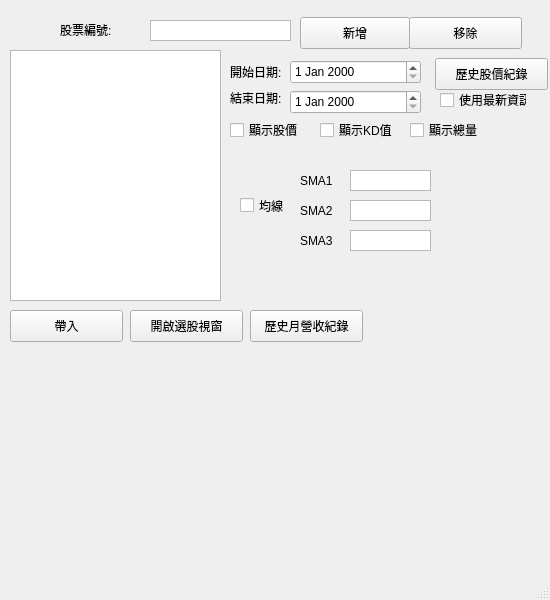
Old version of the form UI_main.ui in the repository bjioljlo/StockHistory.
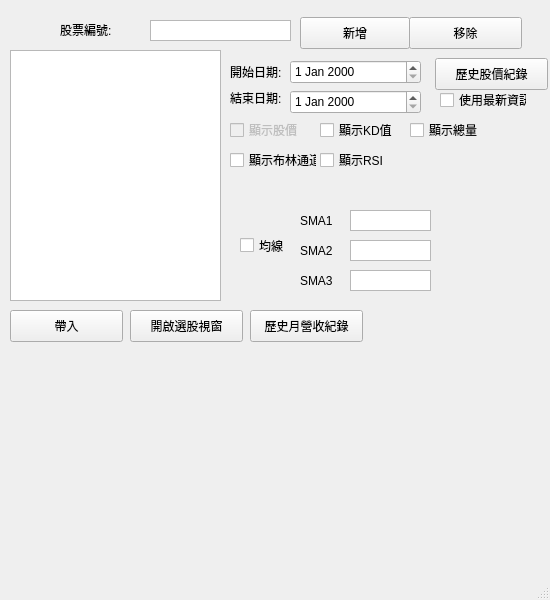
New version of the form.

```diff
--- a/UI_main.ui
+++ b/UI_main.ui
@@ -158,7 +158,7 @@
     <property name="geometry">
      <rect>
       <x>230</x>
-      <y>160</y>
+      <y>200</y>
       <width>221</width>
       <height>101</height>
      </rect>
@@ -265,6 +265,9 @@
     </widget>
    </widget>
    <widget class="QCheckBox" name="check_stock">
+    <property name="enabled">
+     <bool>false</bool>
+    </property>
     <property name="geometry">
      <rect>
       <x>230</x>
@@ -372,6 +375,32 @@
      <string>使用最新資訊</string>
     </property>
    </widget>
+   <widget class="QCheckBox" name="check_BollingerBands">
+    <property name="geometry">
+     <rect>
+      <x>230</x>
+      <y>150</y>
+      <width>87</width>
+      <height>20</height>
+     </rect>
+    </property>
+    <property name="text">
+     <string>顯示布林通道</string>
+    </property>
+   </widget>
+   <widget class="QCheckBox" name="check_RSI">
+    <property name="geometry">
+     <rect>
+      <x>320</x>
+      <y>150</y>
+      <width>87</width>
+      <height>20</height>
+     </rect>
+    </property>
+    <property name="text">
+     <string>顯示RSI</string>
+    </property>
+   </widget>
   </widget>
   <widget class="QMenuBar" name="menubar">
    <property name="geometry">
```
